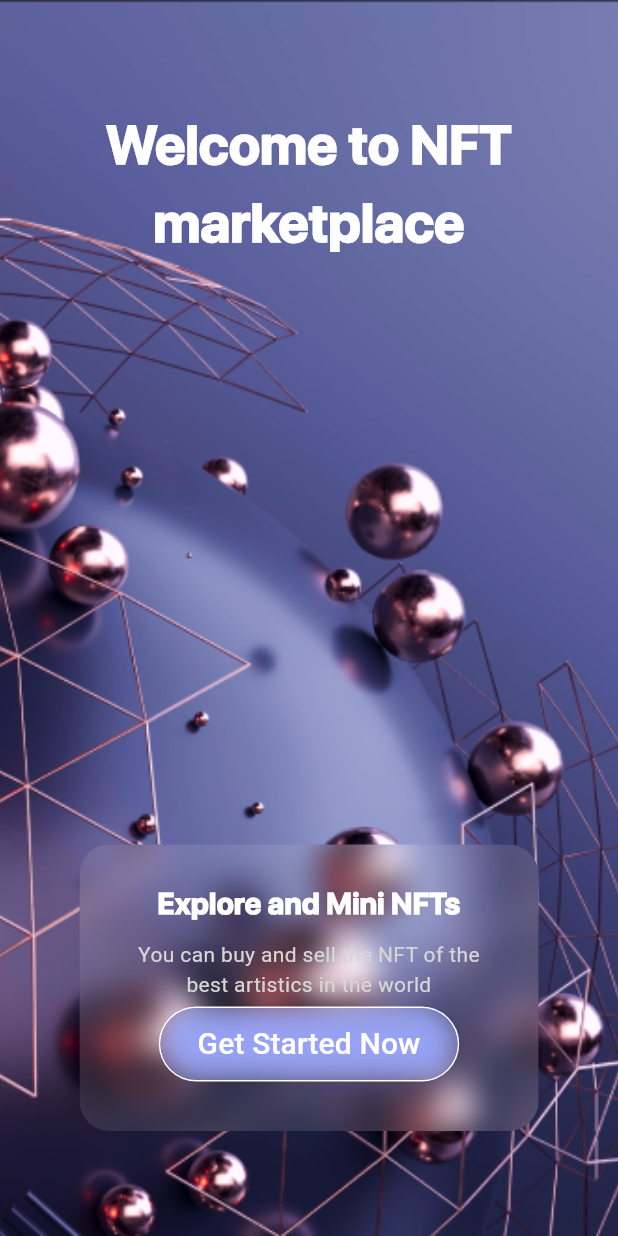
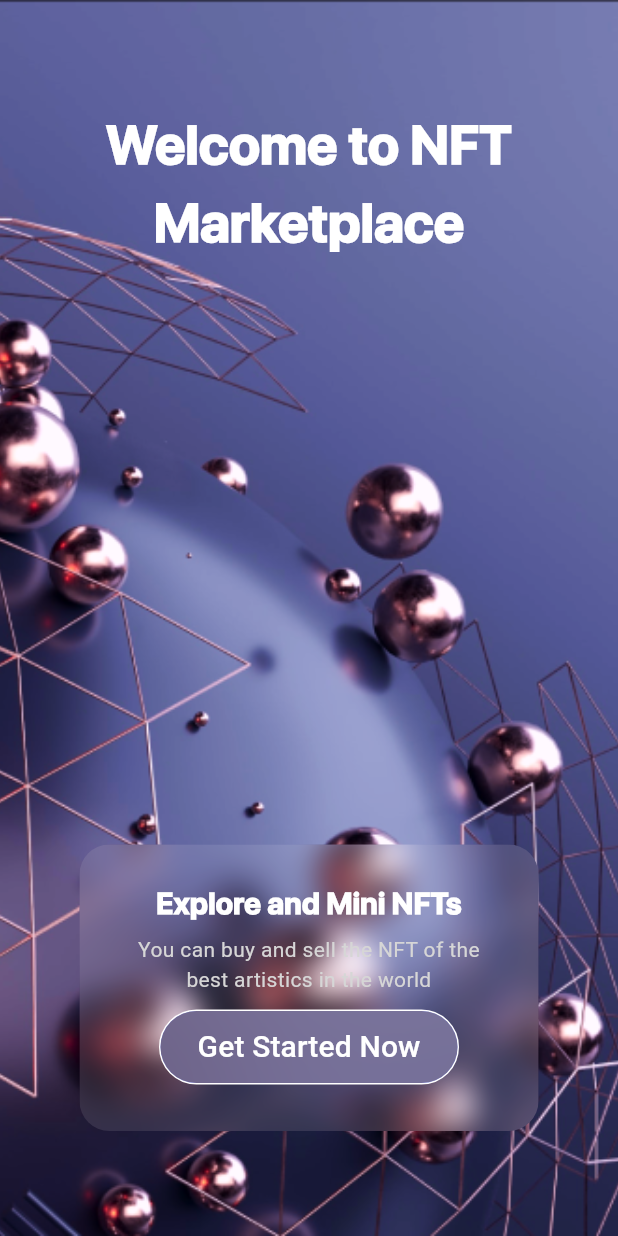
Before and after one commit to Linashaqoura612/Mini-NFT-Marketplace-app, a Flutter app: the screen it shows after launch, on a phone screen of 412 x 824 dp. Run offline on Flutter 3.47's test engine with Material 3 defaults, Android fonts, the phone set to English and light mode, and no system bars.

Commit message:
Final onBoarding

```diff
--- a/lib/app/My_app.dart
+++ b/lib/app/My_app.dart
@@ -1,6 +1,6 @@
 import 'package:flutter/material.dart';
 import 'package:mini_app/core/resources/route_manager.dart';
-import 'package:mini_app/features/onBoarding/onBoarding_page.dart';
+import 'package:mini_app/features/onBoarding/screens/onBoarding_page.dart';
 
 class MyApp extends StatelessWidget {
   const MyApp({super.key});
--- a/lib/core/resources/color_manager.dart
+++ b/lib/core/resources/color_manager.dart
@@ -4,4 +4,5 @@ class ColorManager{
  static const Color kColorPurple=Color(0xff5C609B);
  static const Color kColorPurpleLight=Color(0xff767CB2);
  static const Color kColorWhite=Color(0xffffffff);
+ static const Color kColorlightBlue= Color(0xff97A2F6);
 }
--- a/lib/core/resources/route_manager.dart
+++ b/lib/core/resources/route_manager.dart
@@ -1,6 +1,6 @@
 import 'package:flutter/material.dart';
-import 'package:mini_app/features/onBoarding/onBoarding_page.dart';
-import 'package:mini_app/features/onBoarding/onBoarding_page.dart';
+import 'package:mini_app/features/onBoarding/screens/onBoarding_page.dart';
+import 'package:mini_app/features/onBoarding/screens/onBoarding_page.dart';
 
 class Route_manager {
   static Map<String, WidgetBuilder> routes = {
--- /dev/null
+++ b/lib/core/resources/size_Manager.dart
@@ -0,0 +1,25 @@
+class HeightValue{
+  static const double h70=70;
+  static const double h10=10;
+  static const double h6=6;
+  static const double h5=5;
+}
+class Width{
+  static const double w70=70;
+  static const double w10=10;
+  static const double w60=60;
+  static const double w200=200;
+}
+class Radius{
+  static const double R40=40;
+  static const double R20=20;
+}
+class PaddinggValue{
+  static const double p10=10;
+  static const double p100=100;
+  static const double p25=25;
+}
+class Blure{
+  static const double b10=10;
+  static const double b100=100;
+}
--- a/lib/core/resources/strings_manager.dart
+++ b/lib/core/resources/strings_manager.dart
@@ -1,4 +1,7 @@
 class StringsManager{
  static const String ktitleonboardingpage= '''Welcome to NFT
-marketplace''';
+Marketplace''';
+ static const String titleCardOnboarding="Explore and Mini NFTs";
+ static const String descriptionCardOnBoarding= "You can buy and sell the NFT of the best artistics in the world";
+ static const String BtnTitleCardOnBoarding=  "Get Started Now";
 }
--- a/lib/features/onBoarding/onBoarding_page.dart
+++ /dev/null
@@ -1,151 +0,0 @@
-import 'dart:ui';
-
-import 'package:flutter/material.dart';
-import 'package:mini_app/core/resources/assets_Manager.dart';
-import 'package:mini_app/core/resources/color_manager.dart';
-import 'package:mini_app/core/resources/font_manager.dart';
-import 'package:mini_app/core/resources/strings_manager.dart';
-
-class onBoarding_page extends StatelessWidget {
-  const onBoarding_page({super.key});
-
-  @override
-  Widget build(BuildContext context) {
-    return Scaffold(
-      body: SafeArea(
-        // child: Container(
-        //   padding: const EdgeInsets.all(32.0),
-        //   // constraints: BoxConstraints.expand(),
-        //   width: double.infinity,
-        //   decoration: BoxDecoration(
-        //     gradient: LinearGradient(
-        //       begin: Alignment(.64, -.76),
-        //       end: Alignment(-.64, .76),
-        //       // begin: Alignment.topLeft, g
-        //       // end: Alignment.centerRight,
-        //       colors: [
-        //         ColorManager.kColorPurple,
-        //         ColorManager.kColorPurpleLight
-        //       ],
-        //     ),
-        //   ),
-        child: Stack(
-          children: [
-            Image(
-              width: double.infinity,
-              height: double.infinity,
-              fit: BoxFit.cover,
-              image: AssetImage(AssetsManager.backGroundImage),
-            ),
-            SizedBox(
-              width: double.infinity,
-              child: Column(
-                children: [
-                  SizedBox(
-                    height: 70,
-                  ),
-                  Center(
-                    child: Text(
-                      StringsManager.ktitleonboardingpage,
-                      textAlign: TextAlign.center,
-                      style: TextStyle(
-                          color: ColorManager.kColorWhite,
-                          fontSize: FontSize.kFontSize36_04,
-                          fontFamily: FontManager.ksfproDisplay,
-                          fontWeight: FontWeight.w900),
-                    ),
-                  ),
-                  Spacer(),
-                  ClipRRect(
-                    child: BackdropFilter(
-                      filter: ImageFilter.blur(sigmaY: 10, sigmaX: 10),
-                      child: Container(
-                        alignment: Alignment.center,
-                        padding: EdgeInsetsDirectional.all(25),
-                        color: ColorManager.kColorWhite.withOpacity(.1),
-                        height: 191,
-                        width: 306,
-                        child: Column(
-                          // mainAxisAlignment: MainAxisAlignment.center,
-                          children: [
-                            Text(
-                              textAlign: TextAlign.center,
-                              "Explore and Mini NFTs",
-                              style: TextStyle(
-                                  color: ColorManager.kColorWhite,
-                                  fontSize: 19.82,
-                                  fontFamily: FontManager.ksfproDisplay,
-                                  fontWeight: FontWeight.w900),
-                            ),
-                            SizedBox(
-                              height: 10,
-                            ),
-                            Text(
-                              textAlign: TextAlign.center,
-                              "You can buy and sell the NFT of the best artistics in the world",
-                              style: TextStyle(
-                                color: Colors.grey[350],
-                                // fontSize: 19.82,
-                                // fontFamily: FontManager.ksfproDisplay,
-                                // fontWeight: FontWeight.bold
-                              ),
-                            ),
-                            SizedBox(
-                              height: 5,
-                            ),
-                            Container(
-                              width: 200.2,
-                              decoration: BoxDecoration(
-                                color: Color(0xff97A2F6),
-                                borderRadius: BorderRadius.circular(40),
-                                border:
-                                    Border.all(color: ColorManager.kColorWhite),
-                              ),
-                              child: ClipRRect(
-                                borderRadius: BorderRadius.circular(40),
-                                // clipBehavior: Clip.antiAliasWithSaveLayer,
-                                child: BackdropFilter(
-                                  filter:
-                                      ImageFilter.blur(sigmaY: 10, sigmaX: 10),
-                                  child: MaterialButton(
-                                    // shape: RoundedRectangleBorder(
-                                    //     borderRadius:
-                                    //         BorderRadius.circular(20),
-                                    // ),
-                                    onPressed: () {},
-                                    child: Text(
-                                      "Get Started Now",
-                                      style: TextStyle(fontSize: 20),
-                                    ),
-                                  ),
-                                ),
-                              ),
-                            ),
-                          ],
-                        ),
-                      ),
-                    ),
-                    borderRadius: BorderRadius.circular(20),
-                  ),
-                  SizedBox(
-                    height: 70,
-                  )
-                  // Text(
-                  //   StringsManager.ktitleonboardingpage,
-                  //   style: TextStyle(
-                  //       color: ColorManager.kColorWhite,
-                  //       fontSize: FontSize.kFontSize36_04,
-                  //       fontFamily: FontManager.ksfproDisplay,
-                  //       fontWeight: FontWeight.bold),
-                  // )
-                ],
-              ),
-            ),
-          ],
-        ),
-      ),
-
-      // )
-    );
-  }
-}
--- /dev/null
+++ b/lib/features/onBoarding/screens/onBoarding_page.dart
@@ -0,0 +1,46 @@
+import 'dart:ui';
+
+import 'package:flutter/material.dart';
+import 'package:mini_app/core/resources/assets_Manager.dart';
+import 'package:mini_app/core/resources/color_manager.dart';
+import 'package:mini_app/core/resources/font_manager.dart';
+import 'package:mini_app/core/resources/strings_manager.dart';
+
+import '../widgets/custom_Component_onBoarding.dart';
+import '../widgets/custome_background_image_onBoarding.dart';
+
+class onBoarding_page extends StatelessWidget {
+  const onBoarding_page({super.key});
+
+  @override
+  Widget build(BuildContext context) {
+    return Scaffold(
+      body: SafeArea(
+        // child: Container(
+        //   padding: const EdgeInsets.all(32.0),
+        //   // constraints: BoxConstraints.expand(),
+        //   width: double.infinity,
+        //   decoration: BoxDecoration(
+        //     gradient: LinearGradient(
+        //       begin: Alignment(.64, -.76),
+        //       end: Alignment(-.64, .76),
+        //       // begin: Alignment.topLeft, g
+        //       // end: Alignment.centerRight,
+        //       colors: [
+        //         ColorManager.kColorPurple,
+        //         ColorManager.kColorPurpleLight
+        //       ],
+        //     ),
+        //   ),
+        child: Stack(
+          children: [
+            const CustomeBackgroundImageOnboarding(),
+            const CustomComponentOnboarding(),
+          ],
+        ),
+      ),
+
+      // )
+    );
+  }
+}
--- /dev/null
+++ b/lib/features/onBoarding/widgets/Custome_onBoardingTitle.dart
@@ -0,0 +1,22 @@
+import 'package:flutter/material.dart';
+
+import '../../../core/resources/color_manager.dart';
+import '../../../core/resources/font_manager.dart';
+import '../../../core/resources/strings_manager.dart';
+
+class CustomeOnboardingTitle extends StatelessWidget {
+  const CustomeOnboardingTitle({super.key});
+
+  @override
+  Widget build(BuildContext context) {
+    return const Text(
+      StringsManager.ktitleonboardingpage,
+      textAlign: TextAlign.center,
+      style: TextStyle(
+          color: ColorManager.kColorWhite,
+          fontSize: FontSize.kFontSize36_04,
+          fontFamily: FontManager.ksfproDisplay,
+          fontWeight: FontWeight.w900),
+    );
+  }
+}
--- /dev/null
+++ b/lib/features/onBoarding/widgets/custom_Component_onBoarding.dart
@@ -0,0 +1,42 @@
+import 'dart:ui';
+
+import 'package:flutter/material.dart';
+import 'package:mini_app/core/resources/size_Manager.dart';
+import 'package:mini_app/features/onBoarding/widgets/Custome_onBoardingTitle.dart';
+
+import '../../../core/resources/color_manager.dart';
+import '../../../core/resources/font_manager.dart';
+import '../../../core/resources/strings_manager.dart';
+import 'custome_card_onBoarding.dart';
+
+class CustomComponentOnboarding extends StatelessWidget {
+  const CustomComponentOnboarding({super.key});
+
+  @override
+  Widget build(BuildContext context) {
+    return SizedBox(
+      width: double.infinity,
+      child: Column(
+        children: [
+          SizedBox(
+            height: HeightValue.h70,
+          ),
+          CustomeOnboardingTitle(),
+          Spacer(),
+          CustomeCardOnboarding(),
+          SizedBox(
+            height: HeightValue.h70,
+          )
+          // Text(
+          //   StringsManager.ktitleonboardingpage,
+          //   style: TextStyle(
+          //       color: ColorManager.kColorWhite,
+          //       fontSize: FontSize.kFontSize36_04,
+          //       fontFamily: FontManager.ksfproDisplay,
+          //       fontWeight: FontWeight.bold),
+          // )
+        ],
+      ),
+    );
+  }
+}
--- /dev/null
+++ b/lib/features/onBoarding/widgets/custome_background_image_onBoarding.dart
@@ -0,0 +1,17 @@
+import 'package:flutter/material.dart';
+
+import '../../../core/resources/assets_Manager.dart';
+
+class CustomeBackgroundImageOnboarding extends StatelessWidget {
+  const CustomeBackgroundImageOnboarding({super.key});
+
+  @override
+  Widget build(BuildContext context) {
+    return const Image(
+      width: double.infinity,
+      height: double.infinity,
+      fit: BoxFit.cover,
+      image: AssetImage(AssetsManager.backGroundImage),
+    );
+  }
+}
--- /dev/null
+++ b/lib/features/onBoarding/widgets/custome_card_onBoarding.dart
@@ -0,0 +1,87 @@
+import 'dart:ui';
+
+import 'package:flutter/material.dart';
+import 'package:mini_app/core/resources/size_Manager.dart';
+import 'package:mini_app/core/resources/strings_manager.dart';
+
+import '../../../core/resources/color_manager.dart';
+import '../../../core/resources/font_manager.dart';
+
+class CustomeCardOnboarding extends StatelessWidget {
+  const CustomeCardOnboarding({super.key});
+
+  @override
+  Widget build(BuildContext context) {
+    return  ClipRRect(
+      borderRadius: BorderRadius.circular(Radius.R20),
+      child: BackdropFilter(
+        filter: ImageFilter.blur(sigmaY: Blure.b10, sigmaX: Blure.b10),
+        child: Container(
+          alignment: Alignment.center,
+          padding: EdgeInsetsDirectional.all(PaddinggValue.p25),
+          color: ColorManager.kColorWhite.withOpacity(.1),
+          height: 191,
+          width: 306,
+          child: Column(
+            // mainAxisAlignment: MainAxisAlignment.center,
+            children: [
+              Text(
+                textAlign: TextAlign.center,
+                StringsManager.titleCardOnboarding,
+                style: TextStyle(
+                    color: ColorManager.kColorWhite,
+                    fontSize: 20,
+                    fontFamily: FontManager.ksfproDisplay,
+                    fontWeight: FontWeight.w900),
+              ),
+              SizedBox(
+                height: HeightValue.h6,
+              ),
+              Text(
+                textAlign: TextAlign.center,
+               StringsManager.descriptionCardOnBoarding,
+                style: TextStyle(
+                  color: Colors.grey[350],
+                  // fontSize: 19.82,
+                  // fontFamily: FontManager.ksfproDisplay,
+                  // fontWeight: FontWeight.bold
+                ),
+              ),
+              SizedBox(
+                height: HeightValue.h10,
+              ),
+              Container(
+                width: Width.w200,
+                decoration: BoxDecoration(
+                  color:ColorManager.kColorlightBlue,
+                  borderRadius: BorderRadius.circular(Radius.R40),
+                  border:
+                  Border.all(color: ColorManager.kColorWhite),
+                ),
+                child: ClipRRect(
+                  borderRadius: BorderRadius.circular(Radius.R40),
+                  // clipBehavior: Clip.antiAliasWithSaveLayer,
+                  child: BackdropFilter(
+                    filter:
+                    ImageFilter.blur(sigmaY: Blure.b100, sigmaX: Blure.b100),
+                    child: MaterialButton(
+                      // shape: RoundedRectangleBorder(
+                      //     borderRadius:
+                      //         BorderRadius.circular(20),
+                      // ),
+                      onPressed: () {},
+                      child: Text(
+                       StringsManager.BtnTitleCardOnBoarding,
+                        style: TextStyle(fontSize: 20),
+                      ),
+                    ),
+                  ),
+                ),
+              ),
+            ],
+          ),
+        ),
+      ),
+    );
+  }
+}
```
